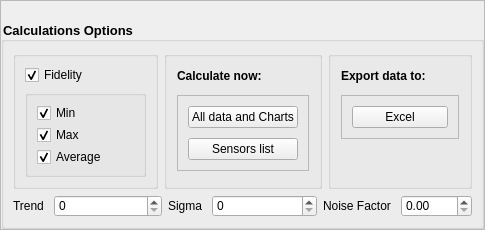
Before: the Qt Designer form src/RSOptionsManager.ui in stslu/rex, drawn with Qt 5.
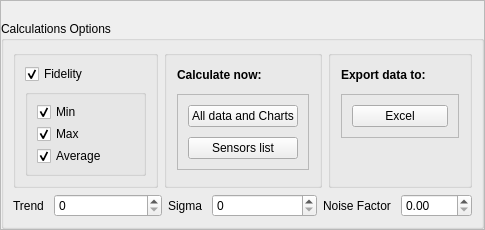
After: the same form once the commit is applied.

Commit message: cleaning. remove style

```diff
--- a/src/RSOptionsManager.ui
+++ b/src/RSOptionsManager.ui
@@ -104,12 +104,6 @@
           <height>16777215</height>
          </size>
         </property>
-        <property name="styleSheet">
-         <string notr="true">QGroupBox {  font-weight: bold; font-size:10pt}
-QSpinBox {  font-size: 9pt;}
-QPushButton {  font-size: 9pt;}
-QLabel {  font-size: 9pt;}</string>
-        </property>
         <property name="title">
          <string>Calculations Options</string>
         </property>
@@ -234,7 +228,6 @@
                 <property name="font">
                  <font>
                   <pointsize>9</pointsize>
-                  <weight>75</weight>
                   <bold>true</bold>
                  </font>
                 </property>
@@ -385,7 +378,6 @@
                 <property name="font">
                  <font>
                   <pointsize>9</pointsize>
-                  <weight>75</weight>
                   <bold>true</bold>
                  </font>
                 </property>
```
Left out of the diff: 23 changed lines with no effect on the pictures. The commit also changes 21 other files.
